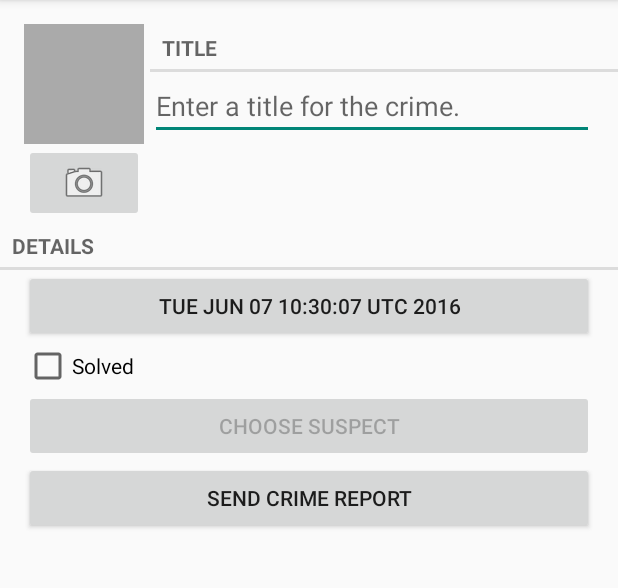
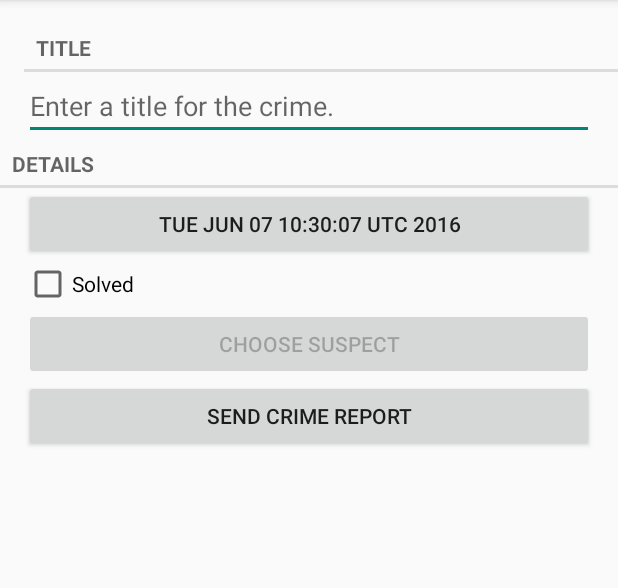
Before and after one commit to StefanBUE/EntryList, an Android app: the CrimePagerActivity screen opened directly, with no data from a screen before it, on a phone screen of 412 x 824 dp, the part 84-672 px from its top. Run offline under Robolectric (Android 15) with nearby library versions, the light colour scheme and no system bars.

Commit message:
removed photo and its button and file

```diff
--- a/app/src/main/java/com/bignerdranch/android/criminalintent/Crime.java
+++ b/app/src/main/java/com/bignerdranch/android/criminalintent/Crime.java
@@ -54,8 +54,4 @@ public class Crime {
     public void setSuspect(String suspect) {
         mSuspect = suspect;
     }
-
-    public String getPhotoFilename() {
-        return "IMG_" + getId().toString() + ".jpg";
-    }
 }
--- a/app/src/main/java/com/bignerdranch/android/criminalintent/CrimeFragment.java
+++ b/app/src/main/java/com/bignerdranch/android/criminalintent/CrimeFragment.java
@@ -40,14 +40,11 @@ public class CrimeFragment extends Fragment {
     private static final int REQUEST_PHOTO= 2;
 
     private Crime mCrime;
-    private File mPhotoFile;
     private EditText mTitleField;
     private Button mDateButton;
     private CheckBox mSolvedCheckbox;
     private Button mReportButton;
     private Button mSuspectButton;
-    private ImageButton mPhotoButton;
-    private ImageView mPhotoView;
     private Callbacks mCallbacks;
 
     /**
@@ -77,7 +74,6 @@ public class CrimeFragment extends Fragment {
         super.onCreate(savedInstanceState);
         UUID crimeId = (UUID) getArguments().getSerializable(ARG_CRIME_ID);
         mCrime = CrimeLab.get(getActivity()).getCrime(crimeId);
-        mPhotoFile = CrimeLab.get(getActivity()).getPhotoFile(mCrime);
     }
 
     @Override
@@ -177,29 +173,6 @@ public class CrimeFragment extends Fragment {
                 PackageManager.MATCH_DEFAULT_ONLY) == null) {
             mSuspectButton.setEnabled(false);
         }
-
-        mPhotoButton = (ImageButton) v.findViewById(R.id.crime_camera);
-        final Intent captureImage = new Intent(MediaStore.ACTION_IMAGE_CAPTURE);
-
-        boolean canTakePhoto = mPhotoFile != null &&
-                captureImage.resolveActivity(packageManager) != null;
-        mPhotoButton.setEnabled(canTakePhoto);
-
-        if (canTakePhoto) {
-            Uri uri = Uri.fromFile(mPhotoFile);
-            captureImage.putExtra(MediaStore.EXTRA_OUTPUT, uri);
-        }
-
-        mPhotoButton.setOnClickListener(new View.OnClickListener() {
-            @Override
-            public void onClick(View v) {
-                startActivityForResult(captureImage, REQUEST_PHOTO);
-            }
-        });
-
-        mPhotoView = (ImageView) v.findViewById(R.id.crime_photo);
-        updatePhotoView();
-
         return v;
     }
 
@@ -247,7 +220,6 @@ public class CrimeFragment extends Fragment {
             }
         } else if (requestCode == REQUEST_PHOTO) {
             updateCrime();
-            updatePhotoView();
         }
     }
 
@@ -279,14 +251,4 @@ public class CrimeFragment extends Fragment {
                 mCrime.getTitle(), dateString, solvedString, suspect);
         return report;
     }
-
-    private void updatePhotoView() {
-        if (mPhotoFile == null || !mPhotoFile.exists()) {
-            mPhotoView.setImageDrawable(null);
-        } else {
-            Bitmap bitmap = PictureUtils.getScaledBitmap(
-                    mPhotoFile.getPath(), getActivity());
-            mPhotoView.setImageBitmap(bitmap);
-        }
-    }
 }
--- a/app/src/main/java/com/bignerdranch/android/criminalintent/CrimeLab.java
+++ b/app/src/main/java/com/bignerdranch/android/criminalintent/CrimeLab.java
@@ -75,17 +75,6 @@ public class CrimeLab {
         }
     }
 
-    public File getPhotoFile(Crime crime) {
-        File externalFilesDir = mContext
-                .getExternalFilesDir(Environment.DIRECTORY_PICTURES);
-
-        if (externalFilesDir == null) {
-            return null;
-        }
-
-        return new File(externalFilesDir, crime.getPhotoFilename());
-    }
-
     public void updateCrime(Crime crime) {
         String uuidString = crime.getId().toString();
         ContentValues values = getContentValues(crime);
--- a/app/src/main/res/layout/view_camera_and_title.xml
+++ b/app/src/main/res/layout/view_camera_and_title.xml
@@ -5,24 +5,6 @@
               android:layout_marginLeft="16dp"
               android:layout_marginTop="16dp"
     >
-    <LinearLayout
-        android:layout_width="wrap_content"
-        android:layout_height="wrap_content"
-        android:orientation="vertical"
-        android:layout_marginRight="4dp"
-        >
-        <ImageView android:id="@+id/crime_photo"
-                   android:layout_width="80dp"
-                   android:layout_height="80dp"
-                   android:scaleType="centerInside"
-                   android:background="@android:color/darker_gray"
-                   android:cropToPadding="true"/>
-        <ImageButton android:id="@+id/crime_camera"
-                     android:layout_width="match_parent"
-                     android:layout_height="wrap_content"
-                     android:src="@android:drawable/ic_menu_camera"
-            />
-    </LinearLayout>
     <LinearLayout
         android:layout_width="wrap_content"
         android:layout_height="wrap_content"
```
